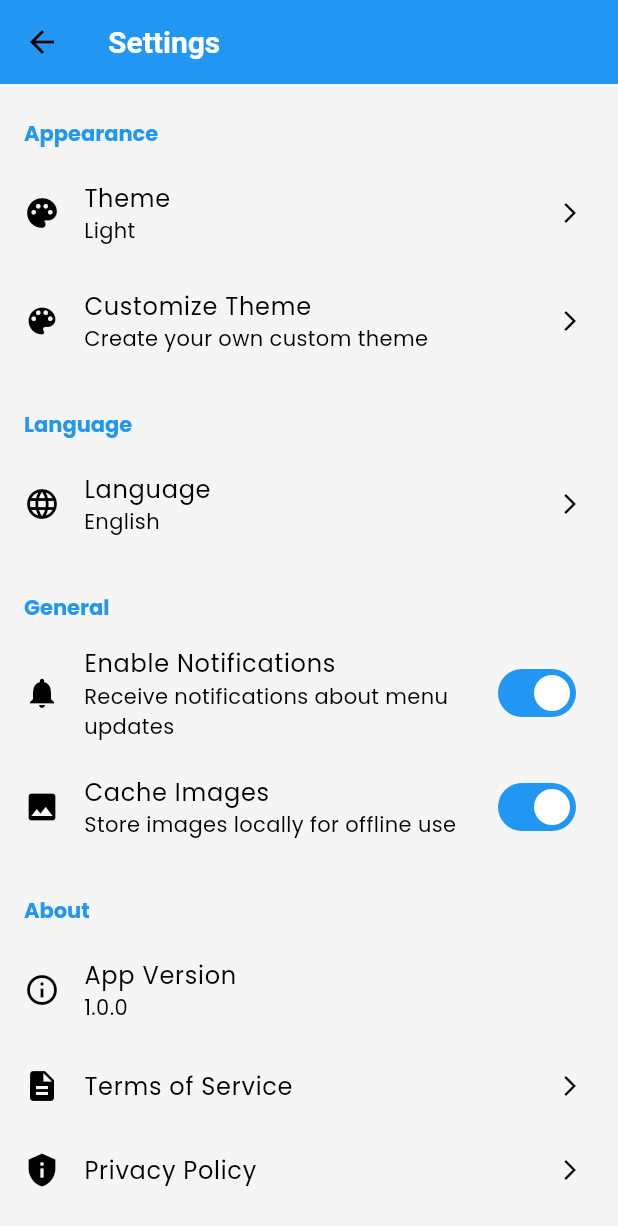
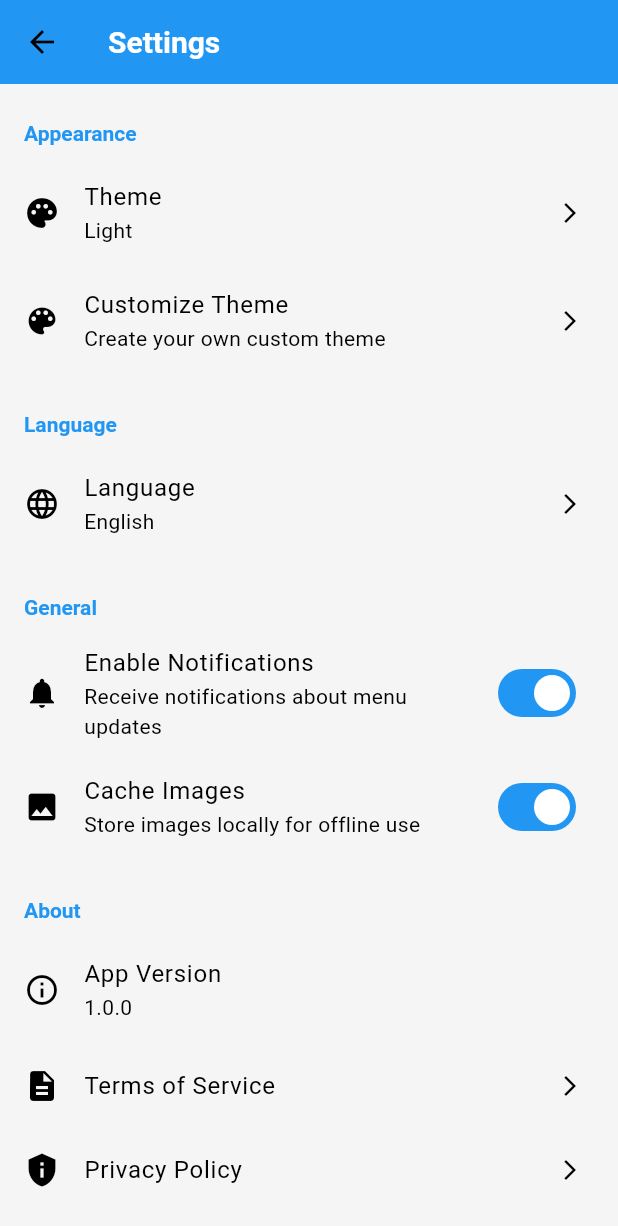
Before and after one commit to Arthurkhan/flutter_restaurant_menu_app, a Flutter app: the SettingsScreen screen opened directly, on a phone screen of 412 x 824 dp. Shown: the top 1226 px of the screen. Run offline on Flutter 3.47's test engine with Material 3 defaults, Android fonts, the phone set to English and light mode, and no system bars; our stand-ins replace cached_network_image, equatable, flutter_bloc, shared_preferences, sqflite; accounts and stored records are empty.

Commit message:
Fix themes.dart: remove deprecated background properties and fix font issues

```diff
--- a/lib/config/themes.dart
+++ b/lib/config/themes.dart
@@ -50,7 +50,6 @@ class AppThemes {
       primary: Colors.blue,
       secondary: Colors.blueAccent,
       surface: Colors.white,
-      background: Colors.grey[100]!,
       error: Colors.red,
     ),
     scaffoldBackgroundColor: Colors.grey[100],
@@ -88,7 +87,7 @@ class AppThemes {
       bodyLarge: TextStyle(fontSize: 16),
       bodyMedium: TextStyle(fontSize: 14),
     ),
-    fontFamily: 'Poppins',
+    fontFamilyFallback: ['Poppins'],
   );
 
   // Dark theme
@@ -100,7 +99,6 @@ class AppThemes {
       primary: Colors.blueAccent,
       secondary: Colors.lightBlueAccent,
       surface: Colors.grey[850]!,
-      background: Colors.grey[900]!,
       error: Colors.redAccent,
     ),
     scaffoldBackgroundColor: Colors.grey[900],
@@ -139,7 +137,7 @@ class AppThemes {
       bodyLarge: TextStyle(fontSize: 16, color: Colors.white),
       bodyMedium: TextStyle(fontSize: 14, color: Colors.white),
     ),
-    fontFamily: 'Poppins',
+    fontFamilyFallback: ['Poppins'],
   );
 
   // Restaurant theme
@@ -151,7 +149,6 @@ class AppThemes {
       primary: Colors.deepOrange,
       secondary: Colors.amber,
       surface: Colors.white,
-      background: Colors.grey[50]!,
       error: Colors.red,
     ),
     scaffoldBackgroundColor: Colors.grey[50],
@@ -162,7 +159,6 @@ class AppThemes {
         fontSize: 24,
         fontWeight: FontWeight.bold,
         color: Colors.white,
-        fontFamily: 'Poppins',
       ),
     ),
     cardTheme: CardTheme(
@@ -190,7 +186,7 @@ class AppThemes {
       bodyLarge: TextStyle(fontSize: 16, color: Colors.grey[800]),
       bodyMedium: TextStyle(fontSize: 14, color: Colors.grey[800]),
     ),
-    fontFamily: 'Poppins',
+    fontFamilyFallback: ['Poppins'],
   );
 
   // Cafe theme
@@ -202,7 +198,6 @@ class AppThemes {
       primary: Colors.brown,
       secondary: Colors.green[700]!,
       surface: Colors.white,
-      background: Color(0xFFF5F5F0),
       error: Colors.red[700]!,
     ),
     scaffoldBackgroundColor: Color(0xFFF5F5F0),
@@ -213,7 +208,6 @@ class AppThemes {
         fontSize: 22,
         fontWeight: FontWeight.w600,
         color: Colors.white,
-        fontFamily: 'Poppins',
       ),
     ),
     cardTheme: CardTheme(
@@ -241,7 +235,7 @@ class AppThemes {
       bodyLarge: TextStyle(fontSize: 16, color: Colors.brown[900]),
       bodyMedium: TextStyle(fontSize: 14, color: Colors.brown[900]),
     ),
-    fontFamily: 'Poppins',
+    fontFamilyFallback: ['Poppins'],
   );
 
   // Map of built-in themes
@@ -296,7 +290,7 @@ class AppThemes {
           ),
         ),
       ),
-      fontFamily: fontFamily ?? baseTheme.fontFamily,
+      fontFamilyFallback: fontFamily != null ? [fontFamily] : ['Poppins'],
     );
 
     return AppTheme(
```
